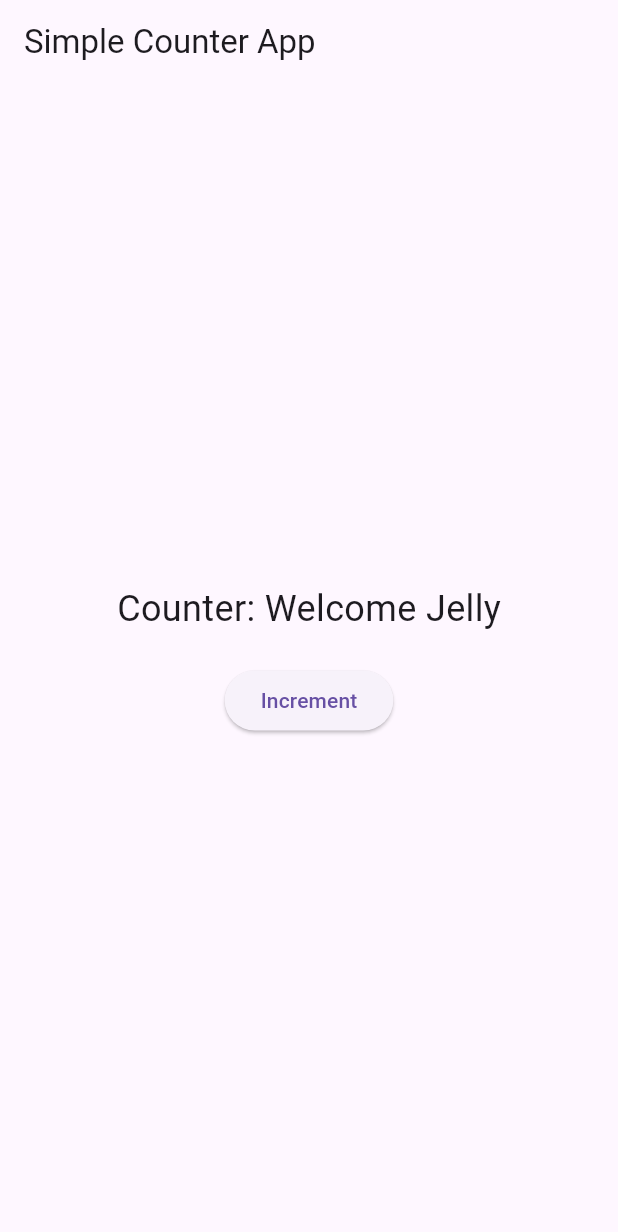
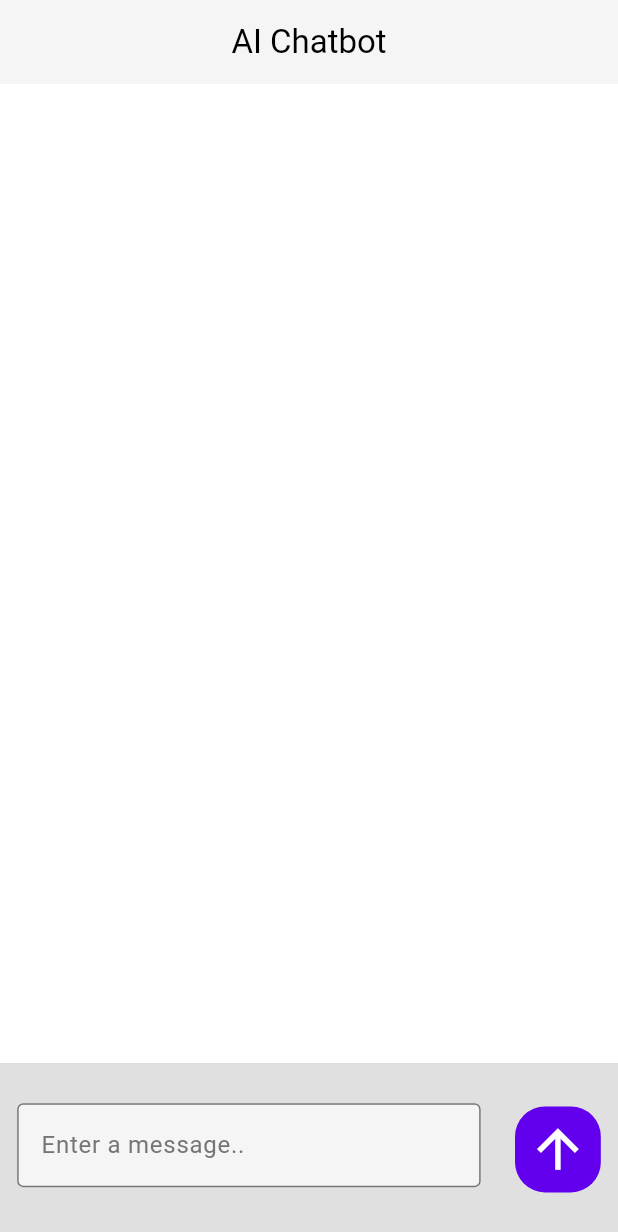
Before and after one commit to AlexanderRavenscroft/ai_chatbot_app, a Flutter app: the screen it shows after launch, on a phone screen of 412 x 824 dp. Shown: the top 1232 px of the screen. Run offline on Flutter 3.47's test engine with Material 3 defaults, Android fonts, the phone set to English and light mode, and no system bars.

Commit message:
Added chat system and improved AI

```diff
--- /dev/null
+++ b/lib/components/message_list.dart
@@ -0,0 +1,28 @@
+import 'package:ai_chatbot_flask/components/message_bubble.dart';
+import 'package:flutter/material.dart';
+import 'package:ai_chatbot_flask/models/message_model.dart';
+
+class MessageList extends StatefulWidget {
+  const MessageList({super.key});
+
+  @override
+  State<MessageList> createState() => _MessageListState();
+}
+
+class _MessageListState extends State<MessageList> {
+  @override
+  Widget build(BuildContext context) {
+    return ListView.builder(
+      itemCount: Message.messages.length,
+      itemBuilder: (context, index) {
+        return Align(
+          alignment: (Message.messages[index].isAI) ? Alignment.topLeft : Alignment.topRight,
+          child: MessageBubble(
+            text: Message.messages[index].message,
+            isAI: Message.messages[index].isAI ? true : false,
+          ),
+        );
+       }
+     );
+  }
+}
--- /dev/null
+++ b/lib/components/message_textfield.dart
@@ -0,0 +1,26 @@
+import 'package:ai_chatbot_flask/themes/themes.dart';
+import 'package:flutter/material.dart';
+
+class MessageTextfield extends StatelessWidget {
+  final TextEditingController controller;
+  const MessageTextfield({super.key, required this.controller});
+
+  @override
+  Widget build(BuildContext context) {
+    return TextField(
+      controller: controller,
+      decoration: InputDecoration(
+       enabledBorder: OutlineInputBorder(
+         borderSide: BorderSide(color: AppColors.descriptionText),
+       ),
+       focusedBorder: OutlineInputBorder(
+         borderSide: BorderSide(color: AppColors.primary),
+       ),
+       fillColor: AppColors.secondary,
+       filled: true,
+       hintText: 'Enter a message..',
+       hintStyle: TextStyle(color: AppColors.descriptionText),
+     ),
+    );
+  }
+}
--- a/lib/main.dart
+++ b/lib/main.dart
@@ -1,8 +1,16 @@
+import 'package:ai_chatbot_flask/pages/chat_page.dart';
+import 'package:ai_chatbot_flask/services/chat_provider.dart';
 import 'package:flutter/material.dart';
-import 'package:http/http.dart' as http;
+import 'package:provider/provider.dart';
+
 
 void main() {
-  runApp(MyApp());
+  runApp(
+    ChangeNotifierProvider(
+      create: (context) => ChatProvider(),
+      child: MyApp()
+    ),
+  );
 }
 
 class MyApp extends StatelessWidget {
@@ -11,51 +19,8 @@ class MyApp extends StatelessWidget {
   @override
   Widget build(BuildContext context) {
     return MaterialApp(
-      home: Scaffold(
-        appBar: AppBar(title: Text('Simple Counter App')),
-        body: Center(
-          child: CounterButton(),
-        ),
-      ),
+      debugShowCheckedModeBanner: false,
+      home: ChatPage(),
     );
   }
 }
-
-class CounterButton extends StatefulWidget {
-  const CounterButton({super.key});
-
-  @override
-  CounterButtonState createState() => CounterButtonState();
-}
-
-class CounterButtonState extends State<CounterButton> {
-  String counter = 'Welcome Jelly';
-
-  Future<void> _incrementCounter() async {
-    try {
-  final response = await http.get(Uri.parse('http://192.168.0.17:50162/increment'));
-  if (response.statusCode == 200) {
-    setState(() {
-      counter = response.body;
-    });
-  }
-} on Exception catch (e) {
-    print(e);
-}
-  }
-
-  @override
-  Widget build(BuildContext context) {
-    return Column(
-      mainAxisAlignment: MainAxisAlignment.center,
-      children: [
-        Text('Counter: $counter', style: TextStyle(fontSize: 24)),
-        SizedBox(height: 20),
-        ElevatedButton(
-          onPressed: _incrementCounter,
-          child: Text('Increment'),
-        ),
-      ],
-    );
-  }
-}
--- /dev/null
+++ b/lib/models/message_model.dart
@@ -0,0 +1,11 @@
+class Message{
+  final String message;
+  final bool isAI;
+
+  Message({
+    required this.message,
+    required this.isAI,
+  });
+
+  static List<Message> messages = [];
+}
--- /dev/null
+++ b/lib/pages/chat_page.dart
@@ -0,0 +1,129 @@
+import 'package:ai_chatbot_flask/components/error_dialog.dart';
+import 'package:ai_chatbot_flask/components/message_list.dart';
+import 'package:ai_chatbot_flask/components/message_textfield.dart';
+import 'package:ai_chatbot_flask/services/chat_provider.dart';
+import 'package:ai_chatbot_flask/themes/themes.dart';
+import 'package:flutter/material.dart';
+import 'package:provider/provider.dart';
+// import 'package:http/http.dart' as http;
+
+class ChatPage extends StatelessWidget {
+  ChatPage({super.key});
+
+ final TextEditingController _messageController = TextEditingController();
+  @override
+
+  Widget build(BuildContext context) {
+
+    return Scaffold(
+      backgroundColor: AppColors.background,
+      appBar: AppBar(
+        title: Text('AI Chatbot'),
+        scrolledUnderElevation: 0,
+        centerTitle: true,
+        backgroundColor: AppColors.secondary,
+        foregroundColor: AppColors.secondaryText,
+      ),
+      body: Center(
+        child: Column(
+          mainAxisAlignment: MainAxisAlignment.center,
+          children: [
+            Expanded(
+              child: Consumer<ChatProvider>(
+                builder: (context, chatProvider, child) {
+                  return MessageList();
+                }
+              ),
+            ),
+            Container(
+              height: MediaQuery.of(context).size.height * 0.14,
+             color: AppColors.neutral,
+              child: Row(
+                mainAxisAlignment: MainAxisAlignment.spaceAround,
+                children: [
+
+                  SizedBox(
+                    height: MediaQuery.of(context).size.height * 0.075,
+                    width: MediaQuery.of(context).size.width * 0.75,
+                    child: MessageTextfield(
+                      controller: _messageController,
+                    ),
+                  ),
+
+                  IconButton(
+                    style: ButtonStyle(
+                      backgroundColor: WidgetStateProperty.all(AppColors.primary),
+                      shape: WidgetStatePropertyAll(
+                        RoundedRectangleBorder(
+                          borderRadius: BorderRadius.circular(20)
+                        ),
+                      ),
+                    ),
+                     icon: Icon(
+                      Icons.arrow_upward_outlined,
+                      size: MediaQuery.of(context).size.height * 0.05,
+                       color: AppColors.primaryText
+                    ),
+                    onPressed: () => _sendMessage(context),
+                  ),
+
+                ],
+              ),
+            )
+          ],
+        ),
+      ),
+    ) ;
+  }
+  void _sendMessage(BuildContext context) {
+    if(_messageController.text.isNotEmpty) {
+      Provider.of<ChatProvider>(context, listen: false).sendMessage(_messageController.text);      _messageController.clear();
+    }
+    else {
+      showDialog(
+        context: context,
+        builder:(context) =>  ErrorDialog (dialogText: 'Please, enter a message'),
+      );
+    }
+  }
+}
+
+
+
+
+
+
+
+
+
+
+
+class CounterButton extends StatefulWidget {
+  const CounterButton({super.key});
+
+  @override
+  CounterButtonState createState() => CounterButtonState();
+}
+
+class CounterButtonState extends State<CounterButton> {
+  String message = 'Wiadomosc 1';
+  int usrInput = 8;
+
+  // Future<void> _incrementCounter() async {
+  //   try {
+  //     final response = await http.get(Uri.parse('http://192.168.0.17:50162/increment?usrInput=$usrInput'));
+  //     if (response.statusCode == 200) {
+  //       setState(() {
+  //         message = response.body;
+  //       });
+  //     }
+  //   } on Exception catch (e) {
+  //     debugPrint(e.toString());
+  //   }
+  // }
+
+  @override
+  Widget build(BuildContext context) {
+    return Container();
+  }
+}
--- /dev/null
+++ b/lib/services/chat_provider.dart
@@ -0,0 +1,11 @@
+import 'package:ai_chatbot_flask/models/message_model.dart';
+import 'package:flutter/material.dart';
+
+class ChatProvider extends ChangeNotifier{
+
+void sendMessage(String messageText) {
+  Message message = Message(message: messageText, isAI: false);
+  Message.messages.add(message);
+  notifyListeners();
+}
+}
--- /dev/null
+++ b/lib/themes/themes.dart
@@ -0,0 +1,16 @@
+import 'package:flutter/material.dart';
+
+class AppColors {
+  // static const background = Color(0xFF0A0A0A);
+  // static const primary = Color(0xFF00D4FF);
+  // static const secondary= Color(0xFFFF4081);
+  // static const primaryText = Color(0xFFE0E0E0);
+  // static const secondaryText = Color(0xFF1D1D1D);
+    static const background = Color(0xFFFFFFFF);
+    static const primary = Color(0xFF6200EE);
+    static const secondary= Color(0xFFF5F5F5);
+    static const neutral = Color(0xFFE0E0E0);
+    static const primaryText = Color(0xFFFFFFFF);
+    static const secondaryText = Color(0xFF000000);
+    static const descriptionText = Color(0xFF757575);
+}
--- a/pubspec.yaml
+++ b/pubspec.yaml
@@ -35,6 +35,7 @@ dependencies:
   # Use with the CupertinoIcons class for iOS style icons.
   cupertino_icons: ^1.0.8
   http: ^1.3.0
+  provider: ^6.1.2
 
 dev_dependencies:
   flutter_test:
```
Also changed, not shown: lib/components/error_dialog.dart (added, +72 -0 lines), lib/components/message_bubble.dart (added, +35 -0 lines), pubspec.lock, 1 other file.
